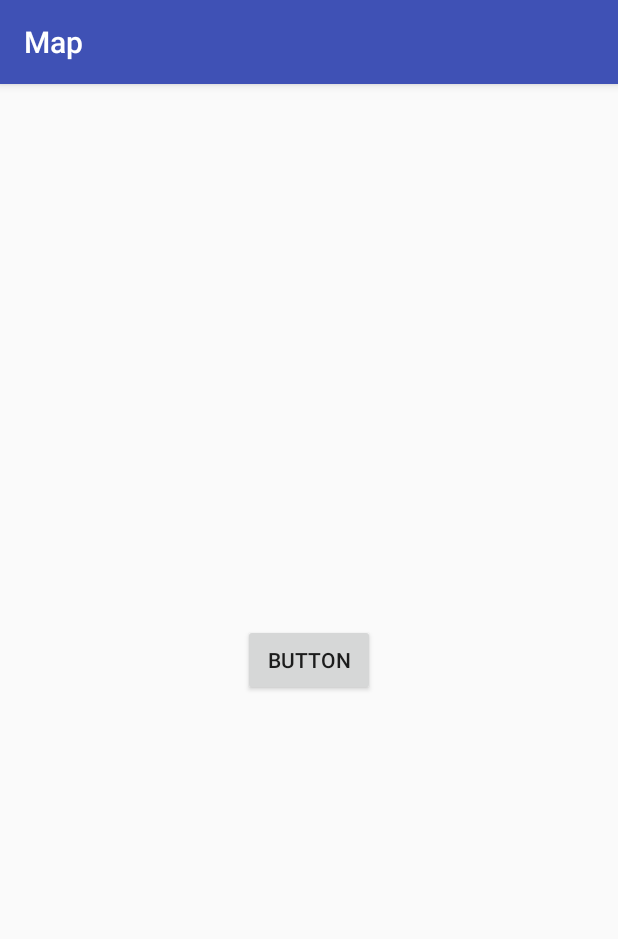
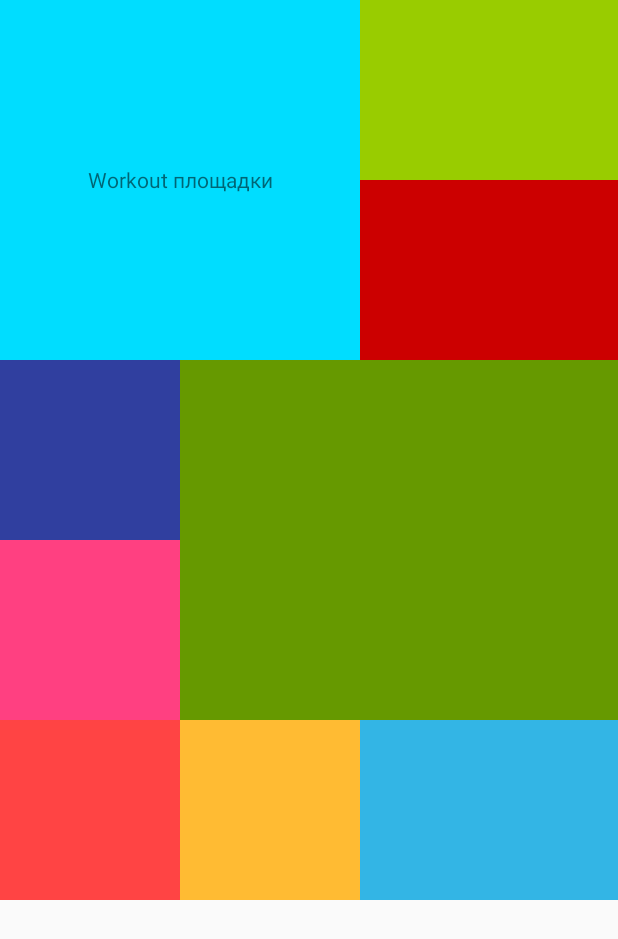
Before and after one commit to MrSwimmer/WorkoutMap, an Android app: the screen it shows after launch (MainActivity before the commit, Main after it), on a phone screen of 412 x 824 dp. Shown: the top 939 px of the screen. Run offline under Robolectric (Android 15) with nearby library versions, the phone set to English and light mode, and no system bars; our stand-ins replace Firebase (no records; nobody signed in at launch, a user with empty details on screens opened directly).

Commit message:
full workout

```diff
--- /dev/null
+++ b/app/src/main/java/com/map/Main.java
@@ -0,0 +1,62 @@
+package com.map;
+
+import android.app.Activity;
+import android.content.Intent;
+import android.support.v7.app.AppCompatActivity;
+import android.os.Bundle;
+import android.support.v7.widget.ActivityChooserView;
+import android.util.Log;
+import android.view.View;
+import android.view.animation.Animation;
+import android.view.animation.AnimationUtils;
+import android.view.animation.LinearInterpolator;
+import android.view.animation.RotateAnimation;
+import android.widget.LinearLayout;
+import android.widget.TextView;
+
+import com.google.firebase.database.DataSnapshot;
+import com.google.firebase.database.DatabaseError;
+import com.google.firebase.database.DatabaseReference;
+import com.google.firebase.database.FirebaseDatabase;
+import com.google.firebase.database.ValueEventListener;
+
+import java.util.ArrayList;
+
+public class Main extends Activity {
+    TextView Workout;
+    FirebaseDatabase database = FirebaseDatabase.getInstance();
+    DatabaseReference myRef = database.getReference("test");
+    public static final ArrayList<Place> places = new ArrayList<Place>();
+
+    @Override
+    protected void onCreate(Bundle savedInstanceState) {
+        super.onCreate(savedInstanceState);
+        setContentView(R.layout.main);
+        myRef.addValueEventListener(new ValueEventListener() {
+            @Override
+            public void onDataChange(DataSnapshot dataSnapshot) {
+                for(DataSnapshot singleSnapshot : dataSnapshot.getChildren()){
+                    //double value = singleSnapshot.child("lat").getValue(double.class);
+                    Place place = singleSnapshot.getValue(Place.class);
+                    places.add(place);
+//                    Log.i("fbase", place.name);
+//                    Log.i("fbase", place.lan+" "+place.lat);
+                }
+            }
+            @Override
+            public void onCancelled(DatabaseError databaseError) {
+
+            }
+        });
+        Workout = (TextView) findViewById(R.id.work);
+        Workout.setOnClickListener(new View.OnClickListener() {
+            @Override
+            public void onClick(View v) {
+
+                Intent i = new Intent(Main.this, MapsActivity.class);
+                //i.putArrayListExtra("list", places);
+                startActivity(i);
+            }
+        });
+    }
+}
--- a/app/src/main/java/com/map/MainActivity.java
+++ /dev/null
@@ -1,29 +0,0 @@
-package com.map;
-
-import android.content.Intent;
-import android.net.Uri;
-import android.support.v7.app.AppCompatActivity;
-import android.os.Bundle;
-import android.view.View;
-import android.widget.Button;
-
-public class MainActivity extends AppCompatActivity {
-    Button but;
-    @Override
-    protected void onCreate(Bundle savedInstanceState) {
-        super.onCreate(savedInstanceState);
-        setContentView(R.layout.activity_main);
-        but = (Button) findViewById(R.id.button);
-        but.setOnClickListener(new View.OnClickListener() {
-            @Override
-            public void onClick(View v) {
-                Intent i = new Intent(MainActivity.this, MapsActivity.class);
-                startActivity(i);
-//                String geoUriString = "geo:0,0?q=где я&z=8";
-//                Uri geoUri = Uri.parse(geoUriString);
-//                Intent mapIntent = new Intent(Intent.ACTION_VIEW, geoUri);
-//                startActivity(mapIntent);
-            }
-        });
-    }
-}
--- a/app/src/main/res/layout/activity_main.xml
+++ /dev/null
@@ -1,16 +0,0 @@
-<?xml version="1.0" encoding="utf-8"?>
-<RelativeLayout
-    android:layout_height="match_parent"
-    android:layout_width="match_parent"
-    xmlns:android="http://schemas.android.com/apk/res/android"
-    xmlns:tools="http://schemas.android.com/tools">
-    <Button
-        android:id="@+id/button"
-        android:layout_width="wrap_content"
-        android:layout_height="wrap_content"
-        android:text="Button"
-        tools:layout_editor_absoluteX="147dp"
-        tools:layout_editor_absoluteY="230dp"
-        android:layout_centerVertical="true"
-        android:layout_centerHorizontal="true"/>
-</RelativeLayout>
--- /dev/null
+++ b/app/src/main/res/layout/main.xml
@@ -0,0 +1,110 @@
+<?xml version="1.0" encoding="utf-8"?>
+<ScrollView android:layout_height="match_parent"
+            xmlns:android="http://schemas.android.com/apk/res/android"
+            android:layout_width="match_parent">
+    <LinearLayout xmlns:android="http://schemas.android.com/apk/res/android"
+                  android:layout_width="match_parent"
+                  android:layout_height="match_parent"
+                  android:orientation="vertical">
+
+        <LinearLayout
+            android:layout_width="match_parent"
+            android:layout_height="240dp"
+            android:orientation="horizontal">
+
+            <TextView
+                android:id="@+id/work"
+                android:layout_width="240dp"
+                android:layout_height="240dp"
+                android:text="Workout площадки"
+                android:layout_gravity="center"
+                android:gravity="center"
+                android:background="@android:color/holo_blue_bright">
+            </TextView>
+
+            <LinearLayout
+                android:layout_width="match_parent"
+                android:layout_height="240dp"
+                android:orientation="vertical">
+
+                <LinearLayout
+                    android:layout_width="match_parent"
+                    android:layout_height="120dp"
+                    android:background="@android:color/holo_green_light"
+                    android:orientation="vertical">
+                </LinearLayout>
+
+                <LinearLayout
+                    android:layout_width="match_parent"
+                    android:layout_height="match_parent"
+                    android:background="@android:color/holo_red_dark"
+                    android:orientation="vertical">
+                </LinearLayout>
+            </LinearLayout>
+
+        </LinearLayout>
+
+        <LinearLayout
+            android:layout_width="match_parent"
+            android:layout_height="match_parent"
+            android:orientation="horizontal">
+
+            <LinearLayout
+                android:layout_width="wrap_content"
+                android:layout_height="240dp"
+                android:orientation="vertical">
+
+                <LinearLayout
+                    android:layout_width="120dp"
+                    android:layout_height="120dp"
+                    android:background="?android:attr/statusBarColor"
+                    android:orientation="vertical">
+                </LinearLayout>
+
+                <LinearLayout
+                    android:layout_width="match_parent"
+                    android:layout_height="match_parent"
+                    android:background="?android:attr/colorControlActivated"
+                    android:orientation="vertical">
+                </LinearLayout>
+            </LinearLayout>
+
+            <LinearLayout
+                android:layout_width="match_parent"
+                android:layout_height="240dp"
+                android:background="@android:color/holo_green_dark"
+                android:orientation="vertical">
+            </LinearLayout>
+
+        </LinearLayout>
+
+        <LinearLayout
+            android:layout_width="match_parent"
+            android:layout_height="120dp"
+            android:orientation="horizontal">
+
+            <LinearLayout
+                android:layout_width="120dp"
+                android:layout_height="match_parent"
+                android:background="@android:color/holo_red_light"
+                android:orientation="vertical">
+            </LinearLayout>
+
+            <LinearLayout
+                android:layout_width="120dp"
+                android:layout_height="match_parent"
+                android:background="@android:color/holo_orange_light"
+                android:orientation="vertical">
+            </LinearLayout>
+
+            <LinearLayout
+                android:layout_width="match_parent"
+                android:layout_height="match_parent"
+                android:background="@android:color/holo_blue_light"
+                android:orientation="vertical">
+            </LinearLayout>
+        </LinearLayout>
+
+    </LinearLayout>
+
+</ScrollView>
--- a/app/src/main/res/values/colors.xml
+++ b/app/src/main/res/values/colors.xml
@@ -2,5 +2,5 @@
 <resources>
     <color name="colorPrimary">#3F51B5</color>
     <color name="colorPrimaryDark">#303F9F</color>
-    <color name="colorAccent">#FF4081</color>
+    <color name="colorAccent">#ff4081</color>
 </resources>
--- a/build.gradle
+++ b/build.gradle
@@ -9,6 +9,7 @@ buildscript {
 
         // NOTE: Do not place your application dependencies here; they belong
         // in the individual module build.gradle files
+        classpath 'com.google.gms:google-services:3.0.0'
     }
 }
 
```
Also changed, not shown: app/build.gradle (+6 -1 lines), app/src/main/AndroidManifest.xml (+5 -9 lines), app/src/main/java/com/map/MapsActivity.java (+88 -45 lines), app/src/main/java/com/map/Place.java (added, +18 -0 lines), app/src/main/java/com/map/SupportLocation.java (deleted, +0 -60 lines), app/src/main/res/anim/rast.xml (added, +11 -0 lines), app/src/main/res/layout/activity_maps.xml (+19 -4 lines), app/src/main/res/layout/sup.xml (deleted, +0 -7 lines), app/src/main/res/drawable/plus.png (added), app/src/main/res/drawable/pro.png (added), 1 other file.
